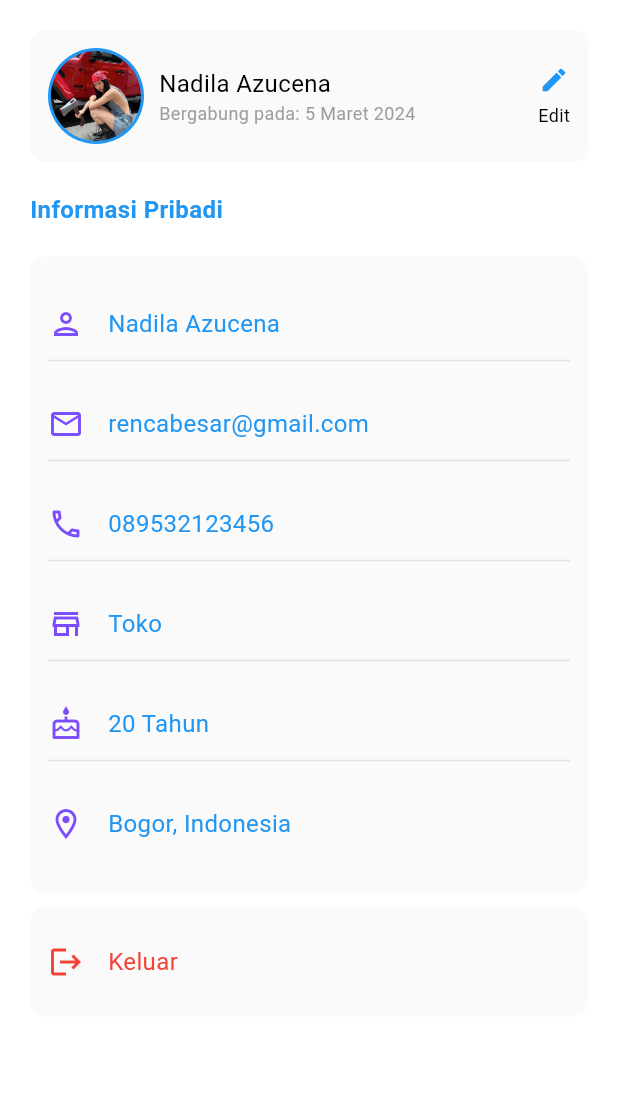
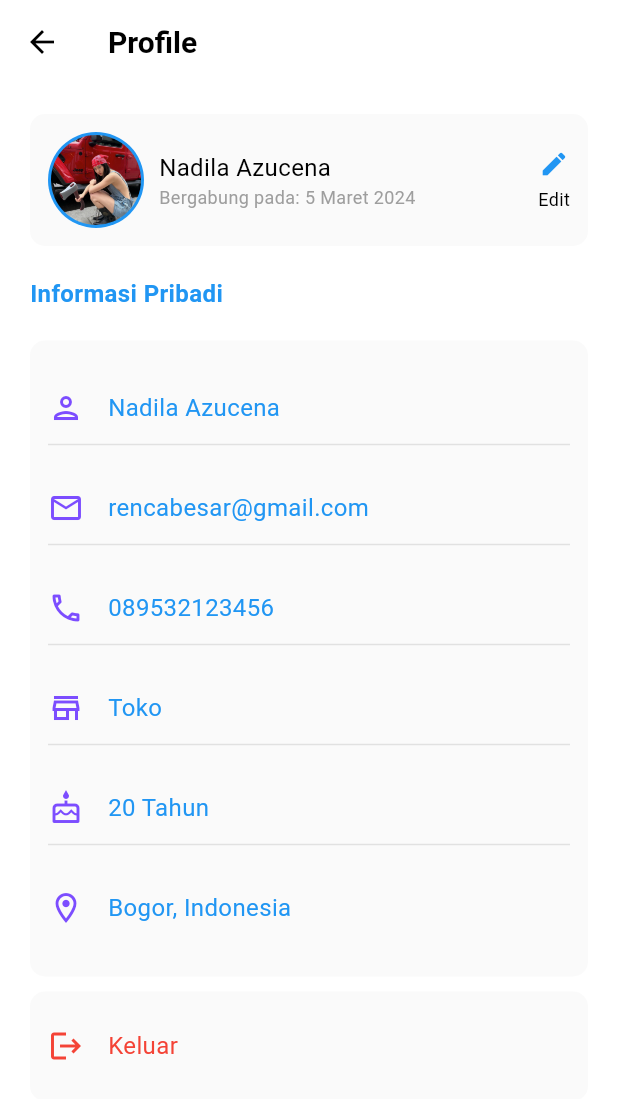
Before and after one commit to firdausmuh/agrolink_app, a Flutter app: the ProfileScreen screen opened directly, on a phone screen of 412 x 824 dp. Shown: the top 1099 px of the screen. Run offline on Flutter 3.47's test engine with Material 3 defaults, Android fonts, the phone set to English and light mode, and no system bars; our stand-ins replace shared_preferences; missing offline and left inert: dart:ffi; accounts and stored records are empty.

Commit message:
add arrow back at profile-screen

```diff
--- a/lib/screens/profile/profile_screen.dart
+++ b/lib/screens/profile/profile_screen.dart
@@ -76,15 +76,163 @@ class ProfileScreen extends StatelessWidget {
   }
 
 
+  // @override
+  // Widget build(BuildContext context) {
+  //   return Padding(
+  //     padding: const EdgeInsets.symmetric(horizontal: 20.0),
+  //     child: SingleChildScrollView(
+  //       child: Column(
+  //         children: [
+  //           const SizedBox(height: 20),
+  //           // Profile Image and Name
+  //           Center(
+  //             child: _customContainer(
+  //               Row(
+  //                 children: [
+  //                   const CircleAvatar(
+  //                     radius: 32,
+  //                     child: CircleAvatar(
+  //                       radius: 30,
+  //                       backgroundImage:
+  //                           AssetImage('assets/images/profile1.png'),
+  //                     ),
+  //                   ),
+  //                   const SizedBox(
+  //                     width: 10,
+  //                   ),
+  //                   const Expanded(
+  //                     child: Column(
+  //                       crossAxisAlignment: CrossAxisAlignment.start,
+  //                       children: [
+  //                         Text(
+  //                           'Nadila Azucena',
+  //                           style: TextStyle(fontSize: 16),
+  //                         ),
+  //                         Text(
+  //                           'Bergabung pada: 5 Maret 2024',
+  //                           style: TextStyle(fontSize: 12, color: Colors.grey),
+  //                         ),
+  //                       ],
+  //                     ),
+  //                   ),
+  //                   InkWell(
+  //                     onTap: () => {
+  //                       Navigator.push(
+  //                         context,
+  //                         MaterialPageRoute(
+  //                             builder: (context) => const EditProfileScreen()),
+  //                       )
+  //                     },
+  //                     child: const Column(
+  //                       children: [
+  //                         Icon(
+  //                           Icons.edit,
+  //                           color: Colors.blue,
+  //                           size: 20,
+  //                         ),
+  //                         SizedBox(
+  //                           height: 5,
+  //                         ),
+  //                         Text(
+  //                           'Edit',
+  //                           style: TextStyle(fontSize: 12),
+  //                         ),
+  //                       ],
+  //                     ),
+  //                   )
+  //                 ],
+  //               ),
+  //             ),
+  //           ),
+  //           const SizedBox(height: 20),
+  //           // Informasi Pribadi Section
+  //           Container(
+  //             child: Column(
+  //               crossAxisAlignment: CrossAxisAlignment.start,
+  //               children: [
+  //                 const Text(
+  //                   'Informasi Pribadi',
+  //                   style: TextStyle(
+  //                       fontSize: 16,
+  //                       fontWeight: FontWeight.bold,
+  //                       color: Colors.blue),
+  //                 ),
+  //                 const SizedBox(height: 20),
+  //                 _customContainer(
+  //                   SizedBox(
+  //                     height: 400,
+  //                     child: Column(
+  //                       mainAxisAlignment: MainAxisAlignment.spaceAround,
+  //                       children: [
+  //                         _buildInfoRow(
+  //                             Icons.person_outlined, 'Nadila Azucena', false),
+  //                         _buildInfoRow(Icons.email_outlined,
+  //                             'rencabesar@gmail.com', false),
+  //                         _buildInfoRow(
+  //                             Icons.phone_outlined, '089532123456', false),
+  //                         _buildInfoRow(Icons.store_outlined, 'Toko', false),
+  //                         _buildInfoRow(Icons.cake_outlined, '20 Tahun', false),
+  //                         _buildInfoRow(Icons.location_on_outlined,
+  //                             'Bogor, Indonesia', true),
+  //                       ],
+  //                     ),
+  //                   ),
+  //                 ),
+  //                 const SizedBox(
+  //                   height: 10,
+  //                 ),
+  //                 InkWell(
+  //                   onTap: () => _showCustomLogoutDialog(context),
+  //                   child: _customContainer(
+  //                     _buildInfoRow(
+  //                       Icons.logout,
+  //                       'Keluar',
+  //                       true,
+  //                       textColor: Colors.red,
+  //                     ),
+  //                   ),
+  //                 ),
+  //                 const SizedBox(
+  //                   height: 20,
+  //                 ),
+  //               ],
+  //             ),
+  //           ),
+  //         ],
+  //       ),
+  //     ),
+  //   );
+  // }
+
   @override
   Widget build(BuildContext context) {
-    return Padding(
+    return Scaffold(
+      appBar: AppBar(
+        backgroundColor: Colors.white,
+        elevation: 0, // Menghilangkan bayangan pada AppBar
+        leading: IconButton(
+          icon: const Icon(Icons.arrow_back, color: Colors.black),
+          onPressed: () {
+            Navigator.pop(context); // Aksi kembali
+          },
+        ),
+        title: const Text(
+          "Profile",
+          style: TextStyle(
+            color: Colors.black,
+            fontSize: 20,
+            fontWeight: FontWeight.w600,
+          ),
+        ),
+        centerTitle: false, // Mengatur teks di tengah
+      ),
+      body: Padding(
         padding: const EdgeInsets.symmetric(horizontal: 20.0),
         child: SingleChildScrollView(
           child: Column(
             children: [
               const SizedBox(height: 20),
-            // Profile Image and Name
+              // Sisanya tetap seperti sebelumnya
               Center(
                 child: _customContainer(
                   Row(
@@ -201,8 +349,10 @@ class ProfileScreen extends StatelessWidget {
             ],
           ),
         ),
+      ),
     );
   }
+
 
   Widget _customContainer(Widget widget) {
     return Container(
```
Lines whose indentation alone changed are shown as unchanged.
